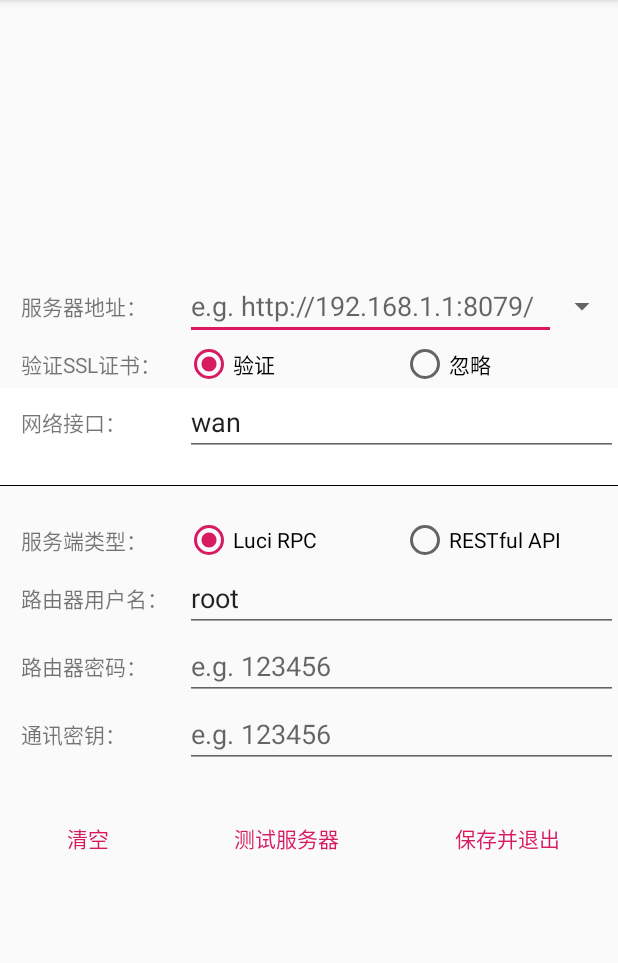
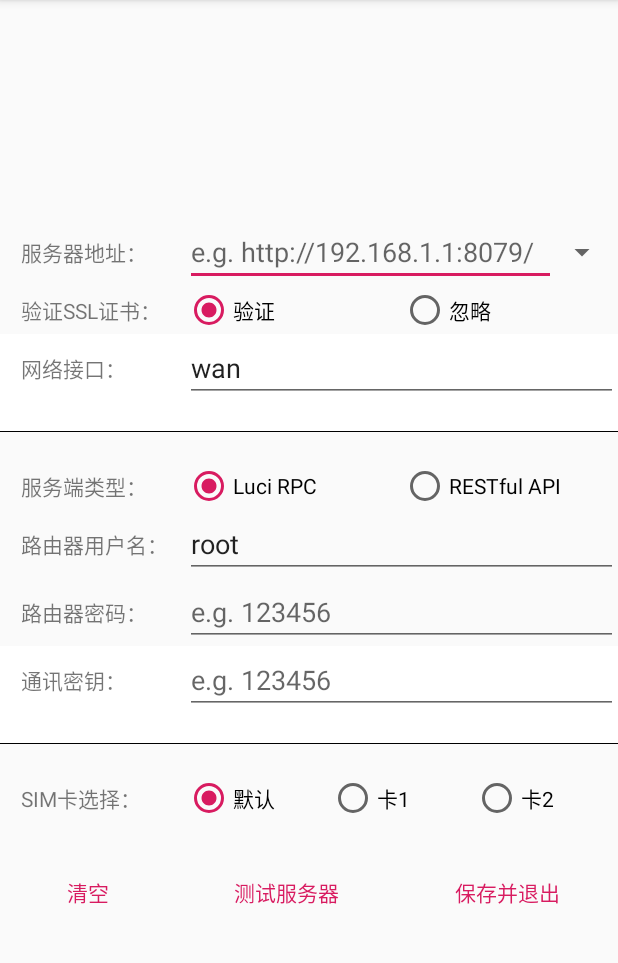
Before and after one commit to kuretru/SingleNet-Robot, an Android app: the ConfigActivity screen opened directly, with no data from a screen before it, on a phone screen of 412 x 824 dp, the part 84-1047 px from its top. Run offline under Robolectric (Android 15) with nearby library versions, the phone set to English and light mode, and no system bars; 18 statements that could not run were skipped.

Commit message:
新增：配置窗体增加SIM卡选择功能

```diff
--- a/client/Android/app/src/main/java/com/kuretru/android/singlenet/constant/SystemConstants.java
+++ b/client/Android/app/src/main/java/com/kuretru/android/singlenet/constant/SystemConstants.java
@@ -16,5 +16,9 @@ public class SystemConstants {
     public static final String CONFIG_USERNAME = "config_username";
     public static final String CONFIG_PASSWORD = "config_password";
     public static final String CONFIG_AUTH_TOKEN = "config_auth_token";
+    public static final String CONFIG_SIM_CARD = "config_sim_card";
+    public static final String CONFIG_SIM_CARD_DEFAULT = "default";
+    public static final String CONFIG_SIM_CARD_1 = "sim_card_1";
+    public static final String CONFIG_SIM_CARD_2 = "sim_card_2";
 
 }
--- a/client/Android/app/src/main/java/com/kuretru/android/singlenet/entity/ServerConfig.java
+++ b/client/Android/app/src/main/java/com/kuretru/android/singlenet/entity/ServerConfig.java
@@ -31,4 +31,7 @@ public class ServerConfig {
     /** 服务端通信密钥 */
     private String authToken;
 
+    /** 发送短信的SIM卡 */
+    private String simCard;
+
 }
--- a/client/Android/app/src/main/java/com/kuretru/android/singlenet/util/ConfigUtils.java
+++ b/client/Android/app/src/main/java/com/kuretru/android/singlenet/util/ConfigUtils.java
@@ -29,6 +29,7 @@ public class ConfigUtils {
         serverConfig.setUsername(sharedPreferences.getString(SystemConstants.CONFIG_USERNAME, "root"));
         serverConfig.setPassword(sharedPreferences.getString(SystemConstants.CONFIG_PASSWORD, ""));
         serverConfig.setAuthToken(sharedPreferences.getString(SystemConstants.CONFIG_AUTH_TOKEN, ""));
+        serverConfig.setSimCard(sharedPreferences.getString(SystemConstants.CONFIG_SIM_CARD, SystemConstants.CONFIG_SIM_CARD_DEFAULT));
         return serverConfig;
     }
 
@@ -49,6 +50,7 @@ public class ConfigUtils {
         editor.putString(SystemConstants.CONFIG_USERNAME, serverConfig.getUsername());
         editor.putString(SystemConstants.CONFIG_PASSWORD, serverConfig.getPassword());
         editor.putString(SystemConstants.CONFIG_AUTH_TOKEN, serverConfig.getAuthToken());
+        editor.putString(SystemConstants.CONFIG_SIM_CARD, serverConfig.getSimCard());
         editor.apply();
     }
 
@@ -68,6 +70,7 @@ public class ConfigUtils {
         editor.remove(SystemConstants.CONFIG_USERNAME);
         editor.remove(SystemConstants.CONFIG_PASSWORD);
         editor.remove(SystemConstants.CONFIG_AUTH_TOKEN);
+        editor.remove(SystemConstants.CONFIG_SIM_CARD);
         editor.apply();
     }
 
--- a/client/Android/app/src/main/res/layout/activity_config.xml
+++ b/client/Android/app/src/main/res/layout/activity_config.xml
@@ -38,7 +38,7 @@
                 android:id="@+id/spinner"
                 android:layout_width="0dp"
                 android:layout_height="wrap_content"
-                android:layout_weight=".10"/>
+                android:layout_weight=".10" />
         </LinearLayout>
 
         <LinearLayout
@@ -82,11 +82,11 @@
         <LinearLayout
             android:layout_width="match_parent"
             android:layout_height="wrap_content"
+            android:layout_gravity="center"
             android:background="@drawable/border"
-            android:paddingBottom="20dp"
-            android:layout_gravity="center"
             android:gravity="center"
-            android:orientation="horizontal">
+            android:orientation="horizontal"
+            android:paddingBottom="20dp">
 
             <TextView
                 android:id="@+id/tvNetworkInterface"
@@ -109,10 +109,10 @@
         <LinearLayout
             android:layout_width="match_parent"
             android:layout_height="wrap_content"
-            android:paddingTop="20dp"
             android:layout_gravity="center"
             android:gravity="center"
-            android:orientation="horizontal">
+            android:orientation="horizontal"
+            android:paddingTop="20dp">
 
             <TextView
                 android:id="@+id/tvServerType"
@@ -201,8 +201,10 @@
             android:layout_width="match_parent"
             android:layout_height="wrap_content"
             android:layout_gravity="center"
+            android:background="@drawable/border"
             android:gravity="center"
-            android:orientation="horizontal">
+            android:orientation="horizontal"
+            android:paddingBottom="20dp">
 
             <TextView
                 android:id="@+id/tvAuthToken"
@@ -222,12 +224,60 @@
         </LinearLayout>
 
         <LinearLayout
+            android:layout_width="match_parent"
+            android:layout_height="wrap_content"
+            android:layout_gravity="center"
+            android:gravity="center"
+            android:orientation="horizontal"
+            android:paddingTop="20dp">
+
+            <TextView
+                android:id="@+id/tvSimCard"
+                android:layout_width="0dp"
+                android:layout_height="wrap_content"
+                android:layout_weight=".30"
+                android:text="@string/config_sim_card" />
+
+            <RadioGroup
+                android:id="@+id/rgSimCard"
+                android:layout_width="0dp"
+                android:layout_height="wrap_content"
+                android:layout_weight=".70"
+                android:checkedButton="@id/rbSimCardDefault"
+                android:orientation="horizontal">
+
+                <RadioButton
+                    android:id="@+id/rbSimCardDefault"
+                    android:layout_width="0dp"
+                    android:layout_height="wrap_content"
+                    android:layout_weight=".50"
+                    android:text="@string/config_sim_card_default" />
+
+                <RadioButton
+                    android:id="@+id/rbSimCard1"
+                    android:layout_width="0dp"
+                    android:layout_height="wrap_content"
+                    android:layout_weight=".50"
+                    android:text="@string/config_sim_card_1" />
+
+                <RadioButton
+                    android:id="@+id/rbSimCard2"
+                    android:layout_width="0dp"
+                    android:layout_height="wrap_content"
+                    android:layout_weight=".50"
+                    android:text="@string/config_sim_card_2" />
+            </RadioGroup>
+
+
+        </LinearLayout>
+
+        <LinearLayout
             style="?attr/buttonBarStyle"
             android:layout_width="match_parent"
             android:layout_height="wrap_content"
-            android:paddingTop="20dp"
             android:layout_gravity="center"
-            android:orientation="horizontal">
+            android:orientation="horizontal"
+            android:paddingTop="20dp">
 
             <Button
                 android:id="@+id/btnClear"
@@ -255,7 +305,6 @@
                 android:layout_weight="1"
                 android:onClick="btnSave_onClick"
                 android:text="@string/config_save" />
-
         </LinearLayout>
 
     </LinearLayout>
--- a/client/Android/app/src/main/res/values/strings.xml
+++ b/client/Android/app/src/main/res/values/strings.xml
@@ -27,6 +27,11 @@
     <string name="config_auth_token">　通讯密钥：</string>
     <string name="config_auth_token_hint">e.g. 123456</string>
 
+    <string name="config_sim_card">　SIM卡选择：</string>
+    <string name="config_sim_card_default">默认</string>
+    <string name="config_sim_card_1">卡1</string>
+    <string name="config_sim_card_2">卡2</string>
+
     <string name="config_clear">清空</string>
     <string name="config_test">测试服务器</string>
     <string name="config_save">保存并退出</string>
```
Also changed, not shown: client/Android/app/src/main/java/com/kuretru/android/singlenet/activity/ConfigActivity.java (+32 -0 lines).
